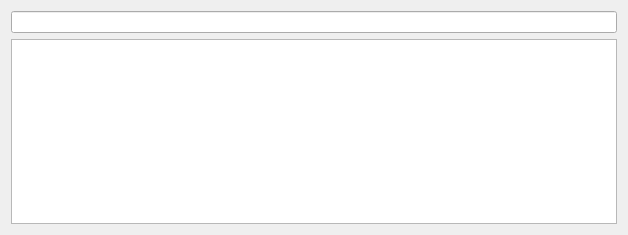
The window that Raca/QuickInputDialog.ui (SkyD666/Raca) describes before a commit, drawn with Qt 5.
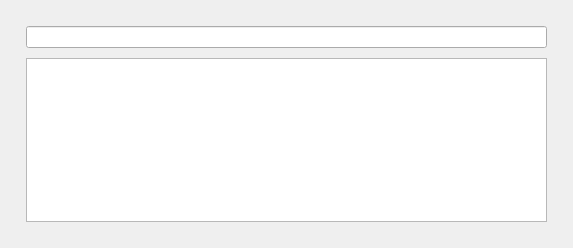
The same window after the commit. Custom widgets are drawn as their Qt base class.

```diff
--- a/Raca/QuickInputDialog.ui
+++ b/Raca/QuickInputDialog.ui
@@ -6,11 +6,41 @@
    <rect>
     <x>0</x>
     <y>0</y>
-    <width>628</width>
-    <height>235</height>
+    <width>573</width>
+    <height>248</height>
    </rect>
   </property>
   <layout class="QVBoxLayout" name="verticalLayout">
+   <property name="leftMargin">
+    <number>10</number>
+   </property>
+   <property name="topMargin">
+    <number>10</number>
+   </property>
+   <property name="rightMargin">
+    <number>10</number>
+   </property>
+   <property name="bottomMargin">
+    <number>10</number>
+   </property>
+   <item>
+    <widget class="QWidget" name="widgetRounded" native="true">
+     <layout class="QVBoxLayout" name="verticalLayout_2">
+      <property name="spacing">
+       <number>10</number>
+      </property>
+      <property name="leftMargin">
+       <number>16</number>
+      </property>
+      <property name="topMargin">
+       <number>16</number>
+      </property>
+      <property name="rightMargin">
+       <number>16</number>
+      </property>
+      <property name="bottomMargin">
+       <number>16</number>
+      </property>
    <item>
     <widget class="QLineEdit" name="leInput"/>
    </item>
@@ -19,6 +49,9 @@
      <property name="selectionBehavior">
       <enum>QAbstractItemView::SelectRows</enum>
      </property>
+       </widget>
+      </item>
+     </layout>
     </widget>
    </item>
   </layout>
```
Lines whose indentation alone changed are shown as unchanged.
